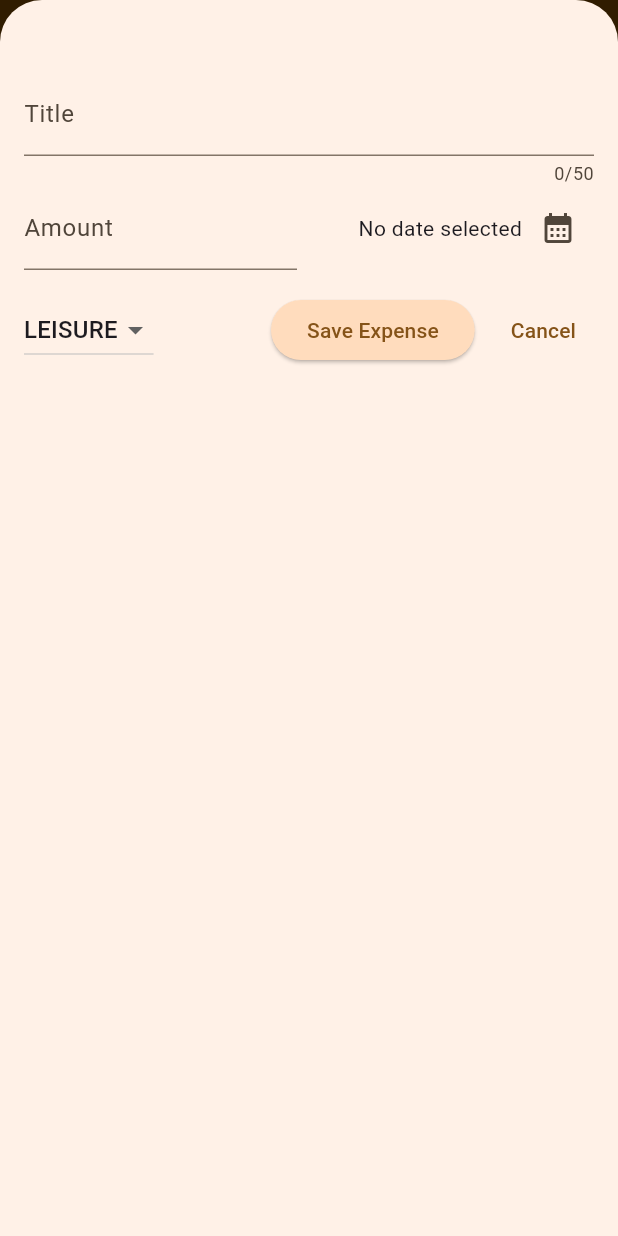
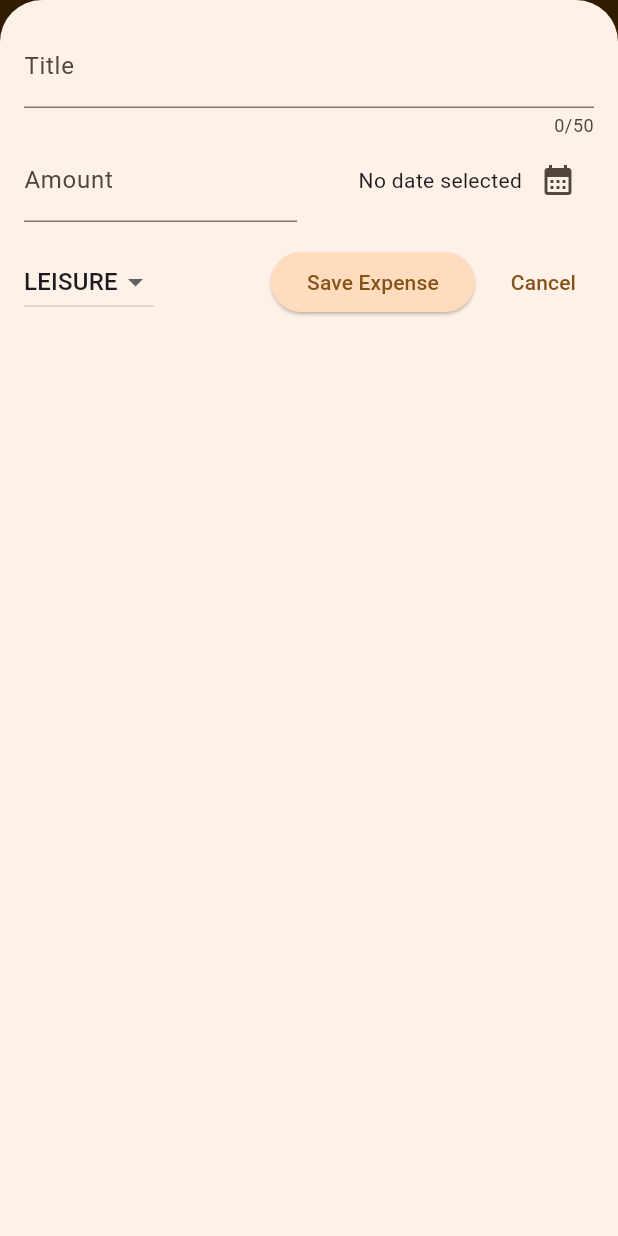
Before and after one commit to tobiasdemendonca/udemy-1013o4, a Flutter app: the screen it shows after launch, after a tap on the "add" icon, on a phone screen of 412 x 824 dp. Run offline on Flutter 3.47's test engine with Material 3 defaults, Android fonts, the phone set to English and light mode, and no system bars.

Commit message:
End of section 6

```diff
--- a/lib/expenses.dart
+++ b/lib/expenses.dart
@@ -31,6 +31,7 @@ class _ExpensesState extends State<Expenses> {
 
   void _openAddExpenseOverlay() {
     showModalBottomSheet(
+      useSafeArea: true,
       isScrollControlled: true,
       context: context,
       builder: (ctx) => NewExpense(
@@ -69,6 +70,8 @@ class _ExpensesState extends State<Expenses> {
 
   @override
   Widget build(BuildContext context) {
+    double width = MediaQuery.of(context).size.width;
+
     Widget mainContent = const Center(
       child: Text('No expenses found. Start adding some!'),
     );
@@ -90,12 +93,19 @@ class _ExpensesState extends State<Expenses> {
           )
         ],
       ),
-      body: Column(
+        body: width < 600
+            ? Column(
         children: [
           Chart(expenses: _registeredExpenses),
           Expanded(child: mainContent),
         ],
-      ),
+              )
+            : Row(
+                children: [
+                  Expanded(child: Chart(expenses: _registeredExpenses)),
+                  Expanded(child: mainContent),
+                ],
+              )
     );
   }
 }
--- a/lib/new_expense.dart
+++ b/lib/new_expense.dart
@@ -1,10 +1,15 @@
+import 'dart:io';
+
 import 'package:expense_tracker/models/expense.dart';
+import 'package:flutter/cupertino.dart';
 import 'package:flutter/material.dart';
 
 class NewExpense extends StatefulWidget {
-  const NewExpense({super.key, required this.onAddExpense});
+  NewExpense({super.key, required this.onAddExpense});
 
   final void Function(Expense expense) onAddExpense;
+  late String oltea;
+  String? oltea2;
 
   @override
   State<NewExpense> createState() {
@@ -18,17 +23,12 @@ class _NewExpenseState extends State<NewExpense> {
   DateTime? _selectedDate;
   Category _selectedCategory = Category.leisure;
 
-  void _submitExpenseData() {
-    final double? enteredAmount = double.tryParse(_amountController.text);
-    final amountIsInvalid = enteredAmount == null || enteredAmount <= 0;
-
-    if (_titleController.text.trim().isEmpty ||
-        amountIsInvalid ||
-        _selectedDate == null) {
-      showDialog(
+  void _showDialog() {
+    if (Platform.isIOS) {
+      showCupertinoDialog(
         context: context,
-        builder: (ctx) => AlertDialog(
-          title: Text('Invalid input'),
+        builder: (ctx) => CupertinoAlertDialog(
+          title: const Text('Invalid input'),
           content: const Text(
               'Please make sure a valid title title, amount, date, and cetegory was entered.'),
           actions: [
@@ -41,6 +41,34 @@ class _NewExpenseState extends State<NewExpense> {
           ],
         ),
       );
+    } else {
+      showDialog(
+        context: context,
+        builder: (ctx) => AlertDialog(
+          title: const Text('Invalid input'),
+          content: const Text(
+              'Please make sure a valid title title, amount, date, and cetegory was entered.'),
+          actions: [
+            TextButton(
+              onPressed: () {
+                Navigator.pop(ctx);
+              },
+              child: const Text('Okay'),
+            ),
+          ],
+        ),
+      );
+    }
+  }
+
+  void _submitExpenseData() {
+    final double? enteredAmount = double.tryParse(_amountController.text);
+    final amountIsInvalid = enteredAmount == null || enteredAmount <= 0;
+
+    if (_titleController.text.trim().isEmpty ||
+        amountIsInvalid ||
+        _selectedDate == null) {
+      _showDialog();
       return;
     }
     widget.onAddExpense(
@@ -78,10 +106,46 @@ class _NewExpenseState extends State<NewExpense> {
 
   @override
   Widget build(BuildContext context) {
-    return Padding(
-      padding: const EdgeInsets.fromLTRB(16, 48, 16, 16),
+    final keyboardSpace = MediaQuery.of(context).viewInsets.bottom;
+    return LayoutBuilder(
+      builder: (ctx, constraints) {
+        final width = constraints.maxWidth;
+
+        return SizedBox(
+          height: double.infinity,
+          child: SingleChildScrollView(
+            child: Padding(
+              padding: EdgeInsets.fromLTRB(16, 16, 16, keyboardSpace + 16),
               child: Column(
                 children: [
+                  if (width >= 600)
+                    Row(
+                      children: [
+                        Expanded(
+                          child: TextField(
+                            // wouldn't normally duplicate this widget in layout builder.
+                            controller: _titleController,
+                            maxLength: 50,
+                            decoration:
+                                const InputDecoration(label: Text('Title')),
+                          ),
+                        ),
+                        const SizedBox(
+                          width: 20,
+                        ),
+                        Expanded(
+                          child: TextField(
+                            controller: _amountController,
+                            keyboardType: TextInputType.number,
+                            decoration: const InputDecoration(
+                              prefixText: '\$ ',
+                              label: Text('Amount'),
+                            ),
+                          ),
+                        ),
+                      ],
+                    )
+                  else
                     TextField(
                       controller: _titleController,
                       maxLength: 50,
@@ -139,7 +203,6 @@ class _NewExpenseState extends State<NewExpense> {
                               }
                               _selectedCategory = value;
                             });
-                    ;
                           }),
                       const Spacer(),
                       ElevatedButton(
@@ -158,6 +221,10 @@ class _NewExpenseState extends State<NewExpense> {
                   )
                 ],
               ),
+            ),
+          ),
+        );
+      },
     );
   }
 }
```
Lines whose indentation alone changed are shown as unchanged.
